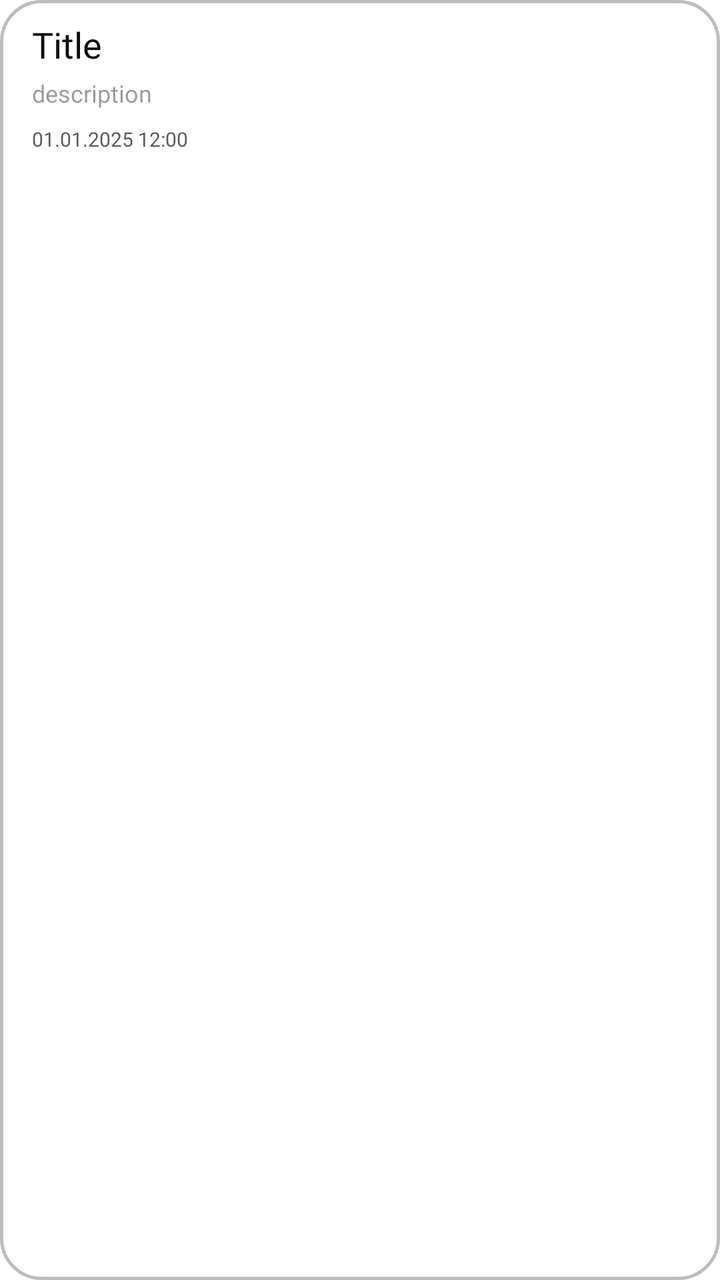
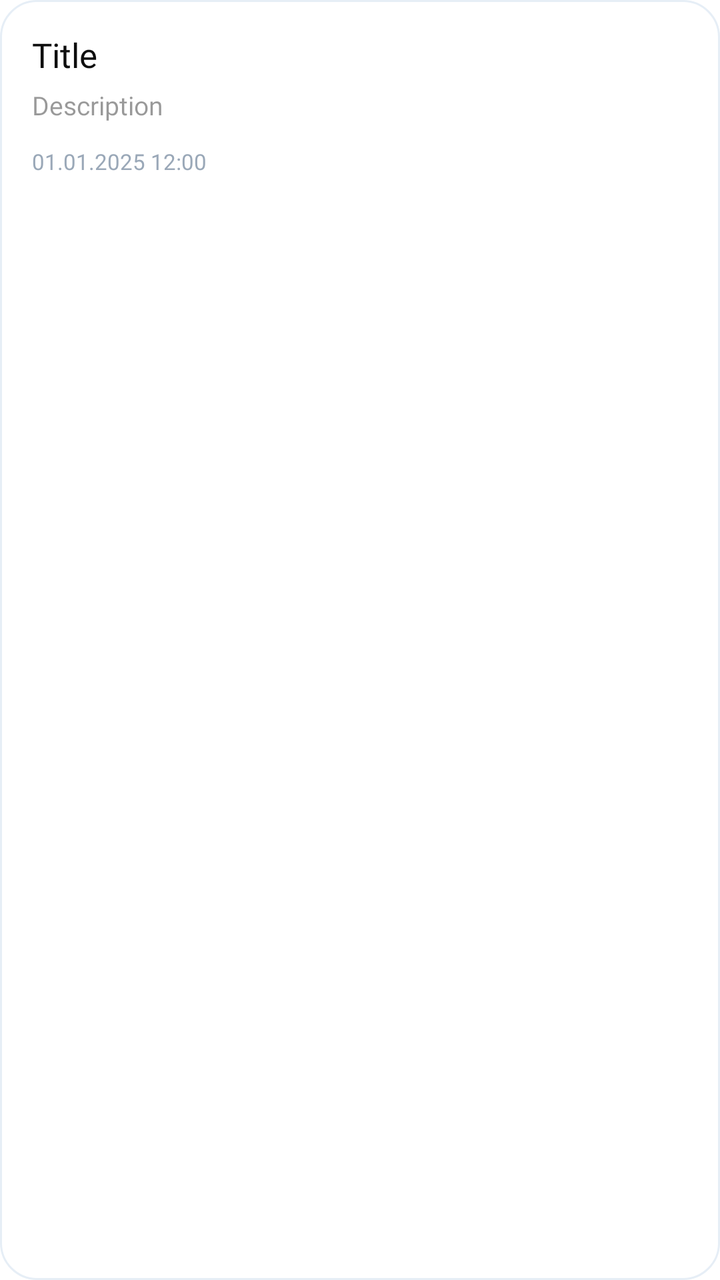

Before-and-after screenshots of an Android layout around one commit, followed by the original layout XML and the change that was made.
<!-- AndroidManifest.xml: application theme Theme.App.Starting -->
<!-- res/layout/item_note.xml -->
<?xml version="1.0" encoding="utf-8"?>
<LinearLayout xmlns:android="http://schemas.android.com/apk/res/android"
    android:layout_width="match_parent"
    android:layout_height="wrap_content"
    android:orientation="vertical"
    android:paddingLeft="16dp"
    android:paddingRight="16dp"
    android:paddingTop="10dp"
    android:paddingBottom="14dp"
    android:layout_marginRight="18dp"
    android:layout_marginLeft="18dp"
    android:layout_marginTop="10dp"
    android:background="@drawable/round_block"
    android:clickable="true"
    android:focusable="true">

    <TextView
        android:fontFamily="@font/geistsemibold"
        android:id="@+id/note_title"
        android:layout_width="match_parent"
        android:layout_height="wrap_content"
        android:text="Title"
        android:clickable="true"
        android:textSize="18sp"
        android:textColor="@color/fullblack"
        android:maxLines="1"
        android:ellipsize="end" />

    <TextView
        android:fontFamily="@font/geistmedium"
        android:id="@+id/note_body"
        android:layout_width="match_parent"
        android:layout_height="wrap_content"
        android:layout_marginTop="4dp"
        android:text="description"
        android:textSize="12dp"
        android:textColor="@color/black40"
        android:maxLines="3"
        android:ellipsize="end" />

    <TextView
        android:id="@+id/note_date"
        android:layout_width="match_parent"
        android:layout_height="wrap_content"
        android:layout_marginTop="8dp"
        android:text="01.01.2025 12:00"
        android:fontFamily="@font/geistsemibold"
        android:textSize="10sp"
        android:textColor="#5C5A5A" />

</LinearLayout>
<!-- resources referenced by this layout -->
<resources>
  <color name="black40">#66000000</color>
  <color name="fullblack">#0E0E0E</color>
  <!-- drawable round_block (drawable) -->
  <?xml version="1.0" encoding="utf-8"?>
  <shape xmlns:android="http://schemas.android.com/apk/res/android">
      <solid android:color="@color/background_color"></solid>
      <corners android:radius="20dp"></corners>
      <stroke android:width="1.5dp"
          android:color="@color/line_color"></stroke>
  </shape>
  <style name="Theme.App.Starting" parent="Theme.SplashScreen">
          <item name="windowSplashScreenBackground">@color/background_color</item>
          <item name="windowSplashScreenAnimatedIcon">@drawable/icon_app_psycho_svg</item>
          <item name="postSplashScreenTheme">@style/Theme.PsychoApp</item>
      </style>
  <color name="background_color">#FFFFFF</color>
  <color name="line_color">#BDBDBD</color>
  <!-- drawable icon_app_psycho_svg: vector/xml drawable (drawable, 4124 chars, omitted) -->
  <style name="Theme.PsychoApp" parent="Theme.AppCompat.Light.NoActionBar">
          <item name="android:statusBarColor">@color/fullblack</item>
          <item name="android:navigationBarColor">@color/fullblack</item>
          <item name="windowActionBar">false</item>
          <item name="windowNoTitle">true</item>
          <item name="colorControlActivated">@color/background_color</item>
          <item name="colorControlNormal">@color/black40</item>
          <item name="android:windowBackground">@color/background_color</item>
      </style>
</resources>

<!-- the commit's change to res/layout/item_note.xml (unified diff, before → after) -->
@@ -3,49 +3,50 @@
     android:layout_width="match_parent"
     android:layout_height="wrap_content"
     android:orientation="vertical"
-    android:paddingLeft="16dp"
-    android:paddingRight="16dp"
-    android:paddingTop="10dp"
-    android:paddingBottom="14dp"
-    android:layout_marginRight="18dp"
-    android:layout_marginLeft="18dp"
+    android:padding="16dp"
+    android:layout_marginStart="18dp"
+    android:layout_marginEnd="18dp"
     android:layout_marginTop="10dp"
-    android:background="@drawable/round_block"
+    android:layout_marginBottom="4dp"
+    android:background="@drawable/note_card"
     android:clickable="true"
     android:focusable="true">
 
+    
     <TextView
-        android:fontFamily="@font/geistsemibold"
         android:id="@+id/note_title"
         android:layout_width="match_parent"
         android:layout_height="wrap_content"
         android:text="Title"
-        android:clickable="true"
-        android:textSize="18sp"
+        android:fontFamily="@font/geistsemibold"
+        android:textSize="17sp"
         android:textColor="@color/fullblack"
         android:maxLines="1"
         android:ellipsize="end" />
 
+    
     <TextView
-        android:fontFamily="@font/geistmedium"
         android:id="@+id/note_body"
         android:layout_width="match_parent"
         android:layout_height="wrap_content"
-        android:layout_marginTop="4dp"
-        android:text="description"
-        android:textSize="12dp"
+        android:layout_marginTop="5dp"
+        android:text="Description"
+        android:fontFamily="@font/geistmedium"
+        android:textSize="13sp"
         android:textColor="@color/black40"
+        android:lineSpacingExtra="2dp"
         android:maxLines="3"
         android:ellipsize="end" />
 
+    
     <TextView
         android:id="@+id/note_date"
         android:layout_width="match_parent"
         android:layout_height="wrap_content"
-        android:layout_marginTop="8dp"
+        android:layout_marginTop="12dp"
         android:text="01.01.2025 12:00"
         android:fontFamily="@font/geistsemibold"
-        android:textSize="10sp"
-        android:textColor="#5C5A5A" />
+        android:textSize="11sp"
+        android:textColor="#9AA8B8" />
 
 </LinearLayout>
<!-- resource entries referenced after the edit -->
@@ -2,13 +2,18 @@
 <resources>
   <color name="black40">#66000000</color>
   <color name="fullblack">#0E0E0E</color>
-  <!-- drawable round_block (drawable) -->
+  <!-- drawable note_card (drawable) -->
   <?xml version="1.0" encoding="utf-8"?>
   <shape xmlns:android="http://schemas.android.com/apk/res/android">
-      <solid android:color="@color/background_color"></solid>
-      <corners android:radius="20dp"></corners>
-      <stroke android:width="1.5dp"
-          android:color="@color/line_color"></stroke>
+  
+      <solid android:color="#FFFFFF" />
+  
+      <corners android:radius="18dp" />
+  
+      <stroke
+          android:width="1dp"
+          android:color="#E6EEF6" />
+  
   </shape>
   <style name="Theme.App.Starting" parent="Theme.SplashScreen">
           <item name="windowSplashScreenBackground">@color/background_color</item>
@@ -16,7 +21,6 @@
           <item name="postSplashScreenTheme">@style/Theme.PsychoApp</item>
       </style>
   <color name="background_color">#FFFFFF</color>
-  <color name="line_color">#BDBDBD</color>
   <!-- drawable icon_app_psycho_svg: vector/xml drawable (drawable, 4124 chars, omitted) -->
   <style name="Theme.PsychoApp" parent="Theme.AppCompat.Light.NoActionBar">
           <item name="android:statusBarColor">@color/fullblack</item>
